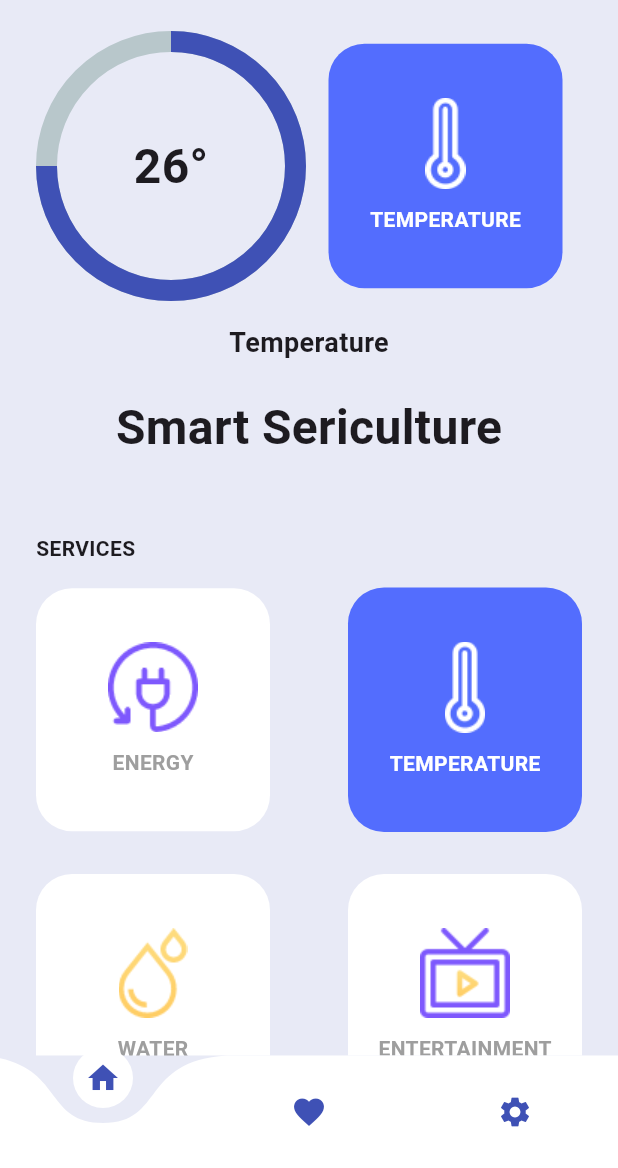
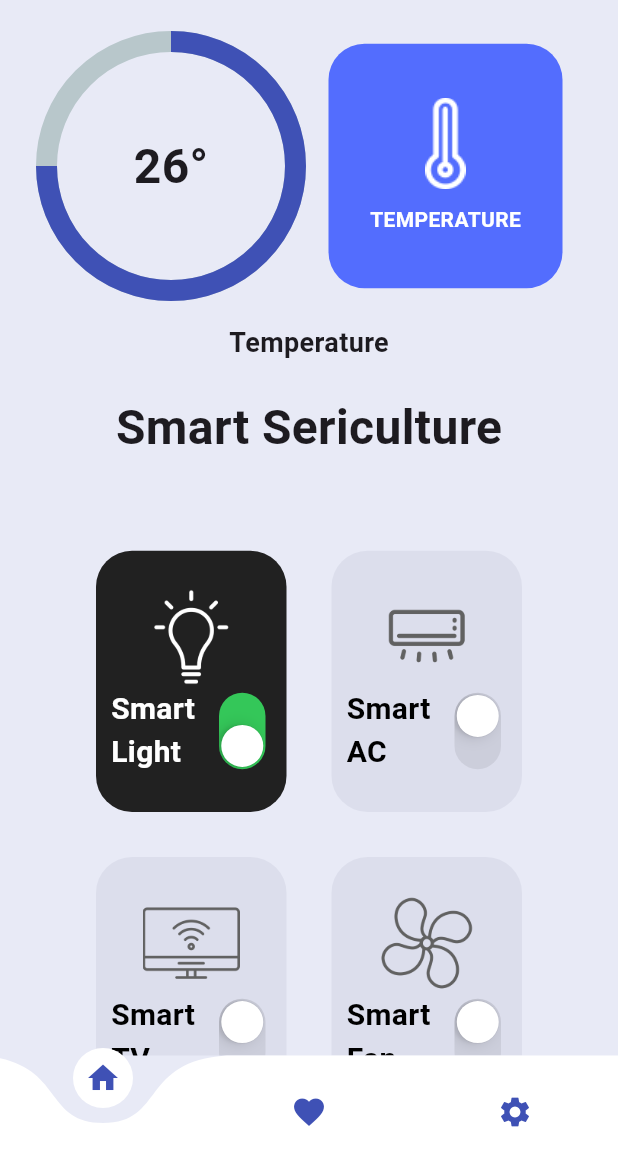
Before and after one commit to mukunth-j/hack_elite, a Flutter app: the screen it shows after launch, on a phone screen of 412 x 824 dp, the part 68-1236 px from its top. Run offline on Flutter 3.47's test engine with Material 3 defaults, Android fonts, the phone set to English and light mode, and no system bars; drawn by our look-alikes of curved_navigation_bar, percent_indicator; our stand-ins replace firebase_core, google_fonts; accounts and stored records are empty.

Commit message:
After UI Commit

```diff
--- a/lib/main.dart
+++ b/lib/main.dart
@@ -1,7 +1,6 @@
 import 'package:flutter/cupertino.dart';
 import 'package:flutter/material.dart';
 import 'package:flutter/rendering.dart';
-import 'package:hack_elite/pages/secondpage.dart';
 
 import 'pages/homepage.dart';
 
--- a/lib/pages/homepage.dart
+++ b/lib/pages/homepage.dart
@@ -1,6 +1,7 @@
 import 'package:curved_navigation_bar/curved_navigation_bar.dart';
 import 'package:flutter/material.dart';
-import 'package:hack_elite/temperature.dart';
+import 'package:hack_elite/pages/temperature.dart';
+import 'package:hack_elite/util/smart_device_box.dart';
 import 'package:percent_indicator/circular_percent_indicator.dart';
 
 class HomePage extends StatefulWidget {
@@ -11,6 +12,21 @@
 }
 
 class _HomePageState extends State<HomePage> {
+  List mySmartDevices = [
+    // [ smartDeviceName, iconPath , powerStatus ]
+    ["Smart Light", "lib/icons/light-bulb.png", true],
+    ["Smart AC", "lib/icons/air-conditioner.png", false],
+    ["Smart TV", "lib/icons/smart-tv.png", false],
+    ["Smart Fan", "lib/icons/fan.png", false],
+  ];
+
+  // power button switched
+  void powerSwitchChanged(bool value, int index) {
+    setState(() {
+      mySmartDevices[index][2] = value;
+    });
+  }
+
   @override
   Widget build(BuildContext context) {
     return Scaffold(
@@ -119,66 +135,33 @@
                     ),
                     const SizedBox(height: 48),
                     const Text(
-                      'SERVICES',
+                      'SERVICE CONTROLS',
                       style: TextStyle(
                         fontSize: 14,
                         fontWeight: FontWeight.bold,
                       ),
                     ),
                     const SizedBox(height: 16),
-                    Row(
-                      mainAxisAlignment: MainAxisAlignment.spaceBetween,
-                      children: [
-                        _cardMenu(
-                          icon: 'assets/images/energy.png',
-                          title: 'ENERGY',
-                        ),
-                        _cardMenu(
-                          onTap: () {
-                            Navigator.push(
-                              context,
-                              MaterialPageRoute(
-                                builder: (context) => const TemperaturePage(),
-                              ),
-                            );
-                          },
-                          icon: 'assets/images/temperature.png',
-                          title: 'TEMPERATURE',
-                          color: Colors.indigoAccent,
-                          fontColor: Colors.white,
-                        ),
-                      ],
-                    ),
-                    const SizedBox(height: 28),
-                    Row(
-                      mainAxisAlignment: MainAxisAlignment.spaceBetween,
-                      children: [
-                        _cardMenu(
-                          icon: 'assets/images/water.png',
-                          title: 'WATER',
-                        ),
-                        _cardMenu(
-                          icon: 'assets/images/entertainment.png',
-                          title: 'ENTERTAINMENT',
-                        ),
-                      ],
-                    ),
-                    const SizedBox(height: 28),
-                    Row(
-                      mainAxisAlignment: MainAxisAlignment.spaceBetween,
-                      children: [
-                        _cardMenu(
-                          icon: 'assets/images/water.png',
-                          title: 'WATER',
-                        ),
-                        _cardMenu(
-                          icon: 'assets/images/entertainment.png',
-                          title: 'ENTERTAINMENT',
-                        ),
-                      ],
-                    ),
-                    const SizedBox(height: 28),
                   ],
+                ),
+              ),
+              Expanded(
+                child: GridView.builder(
+                  itemCount: 4,
+                  physics: const BouncingScrollPhysics(),
+                  padding: const EdgeInsets.symmetric(horizontal: 25),
+                  gridDelegate: const SliverGridDelegateWithFixedCrossAxisCount(
+                    crossAxisCount: 2,
+                    childAspectRatio: 1 / 1.3,
+                  ),
+                  itemBuilder: (context, index) {
+                    return SmartDeviceBox(
+                      smartDeviceName: mySmartDevices[index][0],
+                      iconPath: mySmartDevices[index][1],
+                      powerOn: mySmartDevices[index][2],
+                      onChanged: (value) => powerSwitchChanged(value, index),
+                    );
+                  },
                 ),
               ),
             ],
--- a/lib/util/smart_device_box.dart
+++ b/lib/util/smart_device_box.dart
@@ -44,7 +44,7 @@
                 children: [
                   Expanded(
                     child: Padding(
-                      padding: const EdgeInsets.only(left: 25.0),
+                      padding: const EdgeInsets.only(left: 10.0),
                       child: Text(
                         smartDeviceName,
                         style: TextStyle(
```
Also changed, not shown: lib/main1.dart (deleted, +0 -69 lines), lib/pages/secondpage.dart (deleted, +0 -138 lines), lib/pages/temperature.dart (renamed from lib/temperature.dart).
